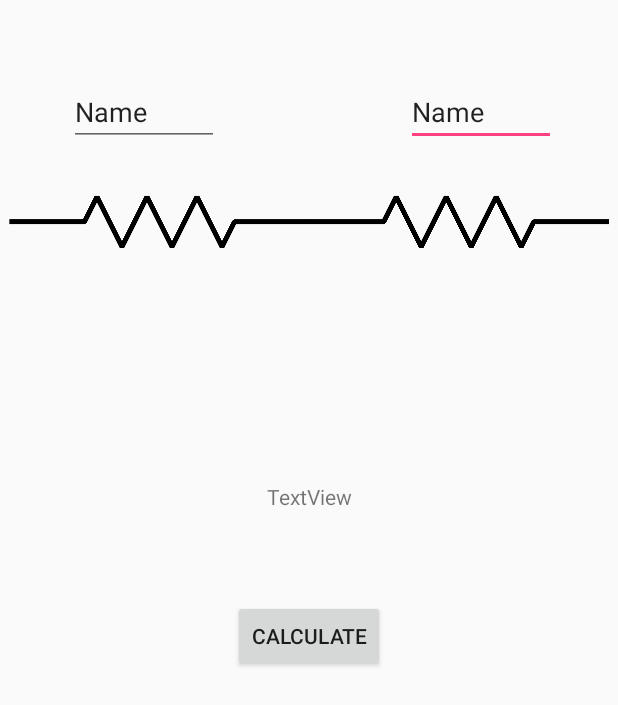
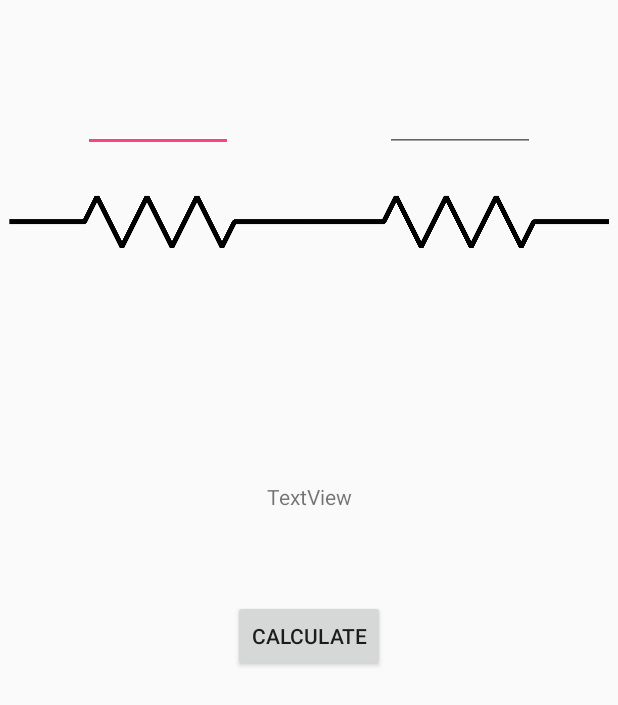
Before and after one commit to JonasKoppen/ResistorCalculator, an Android app: the layout activity_resistor_serie.xml on its own in the app's theme, with its tools: preview values and no code run, on a phone screen of 412 x 824 dp. Shown: the top 705 px of the screen. Run offline under Robolectric (Android 15) with nearby library versions, the phone set to English and light mode, and no system bars.

Commit message:
serie berekening gamaakt zonder testen

```diff
--- a/app/src/main/AndroidManifest.xml
+++ b/app/src/main/AndroidManifest.xml
@@ -16,7 +16,8 @@
                 <category android:name="android.intent.category.LAUNCHER" />
             </intent-filter>
         </activity>
-        <activity android:name=".ResistorCalc"></activity>
+        <activity android:name=".ResistorCalc" />
+        <activity android:name=".resistor_serie"></activity>
     </application>
 
 </manifest>
--- a/app/src/main/res/layout/resistor_serie_calc.xml
+++ b/app/src/main/res/layout/activity_resistor_serie.xml
@@ -1,10 +1,10 @@
 <?xml version="1.0" encoding="utf-8"?>
-<RelativeLayout
-    xmlns:android="http://schemas.android.com/apk/res/android"
+<RelativeLayout xmlns:android="http://schemas.android.com/apk/res/android"
     xmlns:app="http://schemas.android.com/apk/res-auto"
     xmlns:tools="http://schemas.android.com/tools"
     android:layout_width="match_parent"
-    android:layout_height="match_parent">
+    android:layout_height="match_parent"
+    tools:context="ap.appoty.viktorsegers.jonaskoppen.resistorcalculator.resistor_serie">
 
     <ImageView
         android:id="@+id/imageView2"
@@ -14,30 +14,6 @@
         android:layout_alignParentTop="true"
         android:layout_marginTop="96dp"
         app:srcCompat="@drawable/serie" />
-
-    <EditText
-        android:id="@+id/editTextResistor1"
-        android:layout_width="100dp"
-        android:layout_height="wrap_content"
-        android:layout_alignBaseline="@+id/editTextResistor2"
-        android:layout_alignBottom="@+id/editTextResistor2"
-        android:layout_alignParentEnd="true"
-        android:layout_marginEnd="41dp"
-        android:ems="10"
-        android:inputType="textPersonName"
-        android:text="Name" />
-
-    <EditText
-        android:id="@+id/editTextResistor2"
-        android:layout_width="100dp"
-        android:layout_height="wrap_content"
-        android:layout_alignParentStart="true"
-        android:layout_alignParentTop="true"
-        android:layout_marginStart="46dp"
-        android:layout_marginTop="52dp"
-        android:ems="10"
-        android:inputType="textPersonName"
-        android:text="Name" />
 
     <TextView
         android:id="@+id/textView"
@@ -57,4 +33,25 @@
         android:layout_centerHorizontal="true"
         android:layout_marginTop="59dp"
         android:text="Calculate" />
+
+    <EditText
+        android:id="@+id/editTextR1"
+        android:layout_width="100dp"
+        android:layout_height="wrap_content"
+        android:layout_alignBaseline="@+id/editTextR2"
+        android:layout_alignBottom="@+id/editTextR2"
+        android:layout_toStartOf="@+id/btnCalculate"
+        android:ems="10"
+        android:inputType="number" />
+
+    <EditText
+        android:id="@+id/editTextR2"
+        android:layout_width="100dp"
+        android:layout_height="wrap_content"
+        android:layout_alignParentTop="true"
+        android:layout_marginTop="56dp"
+        android:layout_toEndOf="@+id/btnCalculate"
+        android:ems="10"
+        android:inputType="number" />
+
 </RelativeLayout>
```
Also changed, not shown: app/src/main/java/ap/appoty/viktorsegers/jonaskoppen/resistorcalculator/resistor_serie.java (added, +35 -0 lines).
